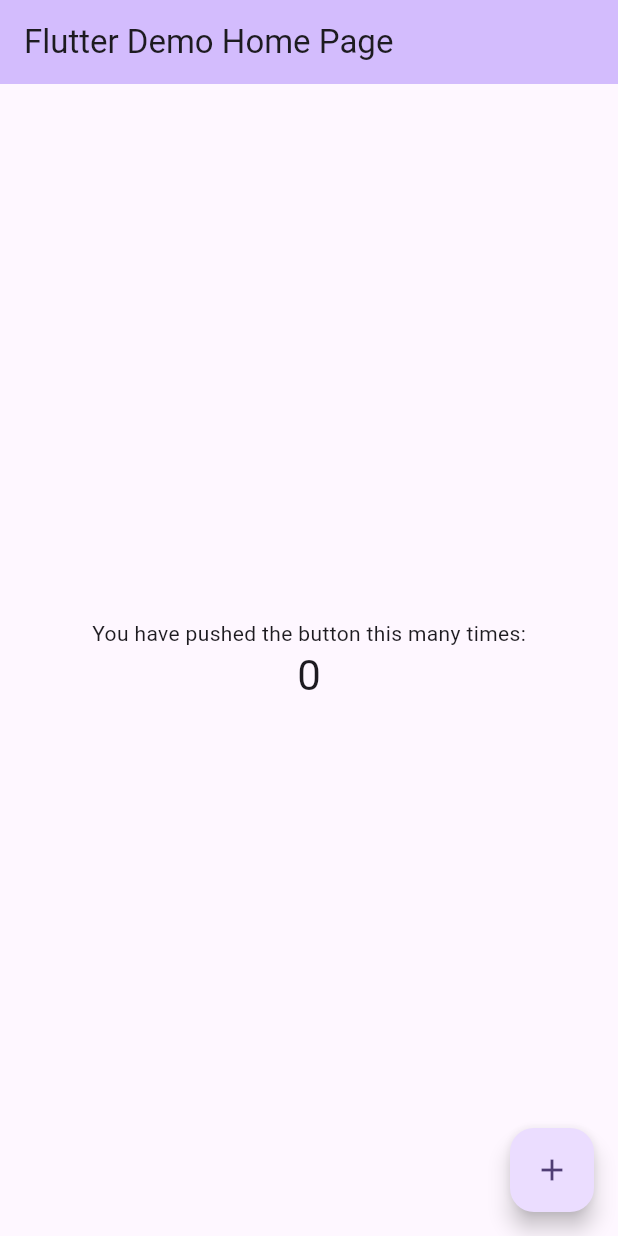
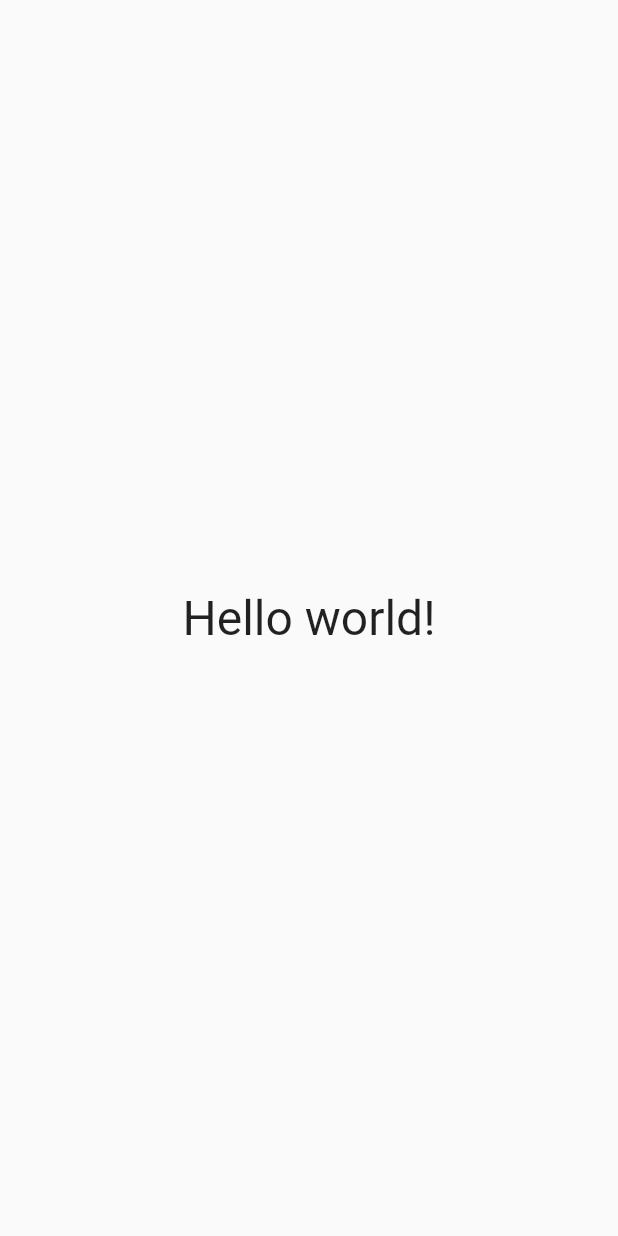
Before and after one commit to kboomska/flutter-localization-example, a Flutter app: the screen it shows after launch, on a phone screen of 412 x 824 dp. Run offline on Flutter 3.47's test engine with Material 2 defaults, Android fonts, the phone set to English and light mode, and no system bars.

Commit message:
Created a simple screen with text

```diff
--- a/lib/main.dart
+++ b/lib/main.dart
@@ -11,30 +11,9 @@ void main() {
 class MyApp extends StatelessWidget {
   const MyApp({super.key});
 
-  // This widget is the root of your application.
   @override
   Widget build(BuildContext context) {
     return MaterialApp(
-      title: 'Flutter Demo',
-      theme: ThemeData(
-        // This is the theme of your application.
-        //
-        // TRY THIS: Try running your application with "flutter run". You'll see
-        // the application has a blue toolbar. Then, without quitting the app,
-        // try changing the seedColor in the colorScheme below to Colors.green
-        // and then invoke "hot reload" (save your changes or press the "hot
-        // reload" button in a Flutter-supported IDE, or press "r" if you used
-        // the command line to start the app).
-        //
-        // Notice that the counter didn't reset back to zero; the application
-        // state is not lost during the reload. To reset the state, use hot
-        // restart instead.
-        //
-        // This works for code too, not just values: Most code changes can be
-        // tested with just a hot reload.
-        colorScheme: ColorScheme.fromSeed(seedColor: Colors.deepPurple),
-        useMaterial3: true,
-      ),
       localizationsDelegates: const [
         S.delegate,
         GlobalMaterialLocalizations.delegate,
@@ -42,95 +21,30 @@ class MyApp extends StatelessWidget {
         GlobalCupertinoLocalizations.delegate,
       ],
       supportedLocales: S.delegate.supportedLocales,
-      home: const MyHomePage(title: 'Flutter Demo Home Page'),
+      home: const HomeScreen(),
     );
   }
 }
 
-class MyHomePage extends StatefulWidget {
-  const MyHomePage({super.key, required this.title});
-
-  // This widget is the home page of your application. It is stateful, meaning
-  // that it has a State object (defined below) that contains fields that affect
-  // how it looks.
-
-  // This class is the configuration for the state. It holds the values (in this
-  // case the title) provided by the parent (in this case the App widget) and
-  // used by the build method of the State. Fields in a Widget subclass are
-  // always marked "final".
-
-  final String title;
-
-  @override
-  State<MyHomePage> createState() => _MyHomePageState();
-}
-
-class _MyHomePageState extends State<MyHomePage> {
-  int _counter = 0;
-
-  void _incrementCounter() {
-    setState(() {
-      // This call to setState tells the Flutter framework that something has
-      // changed in this State, which causes it to rerun the build method below
-      // so that the display can reflect the updated values. If we changed
-      // _counter without calling setState(), then the build method would not be
-      // called again, and so nothing would appear to happen.
-      _counter++;
-    });
-  }
+class HomeScreen extends StatelessWidget {
+  const HomeScreen({
+    super.key,
+  });
 
   @override
   Widget build(BuildContext context) {
-    // This method is rerun every time setState is called, for instance as done
-    // by the _incrementCounter method above.
-    //
-    // The Flutter framework has been optimized to make rerunning build methods
-    // fast, so that you can just rebuild anything that needs updating rather
-    // than having to individually change instances of widgets.
-    return Scaffold(
-      appBar: AppBar(
-        // TRY THIS: Try changing the color here to a specific color (to
-        // Colors.amber, perhaps?) and trigger a hot reload to see the AppBar
-        // change color while the other colors stay the same.
-        backgroundColor: Theme.of(context).colorScheme.inversePrimary,
-        // Here we take the value from the MyHomePage object that was created by
-        // the App.build method, and use it to set our appbar title.
-        title: Text(widget.title),
-      ),
+    return const Scaffold(
       body: Center(
-        // Center is a layout widget. It takes a single child and positions it
-        // in the middle of the parent.
         child: Column(
-          // Column is also a layout widget. It takes a list of children and
-          // arranges them vertically. By default, it sizes itself to fit its
-          // children horizontally, and tries to be as tall as its parent.
-          //
-          // Column has various properties to control how it sizes itself and
-          // how it positions its children. Here we use mainAxisAlignment to
-          // center the children vertically; the main axis here is the vertical
-          // axis because Columns are vertical (the cross axis would be
-          // horizontal).
-          //
-          // TRY THIS: Invoke "debug painting" (choose the "Toggle Debug Paint"
-          // action in the IDE, or press "p" in the console), to see the
-          // wireframe for each widget.
           mainAxisAlignment: MainAxisAlignment.center,
-          children: <Widget>[
-            const Text(
-              'You have pushed the button this many times:',
-            ),
+          children: [
             Text(
-              '$_counter',
-              style: Theme.of(context).textTheme.headlineMedium,
+              'Hello world!',
+              style: TextStyle(fontSize: 32),
             ),
           ],
         ),
       ),
-      floatingActionButton: FloatingActionButton(
-        onPressed: _incrementCounter,
-        tooltip: 'Increment',
-        child: const Icon(Icons.add),
-      ), // This trailing comma makes auto-formatting nicer for build methods.
     );
   }
 }
```
